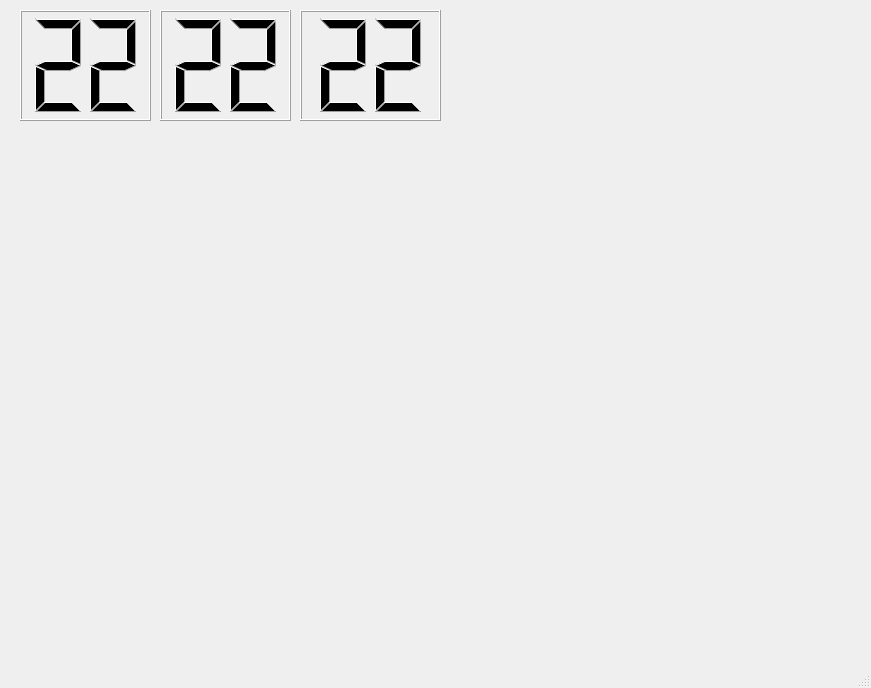
Nathan-lee-8/LabFour, file MultiFunctionalDashboard/mainwindow.ui: the form before one commit.
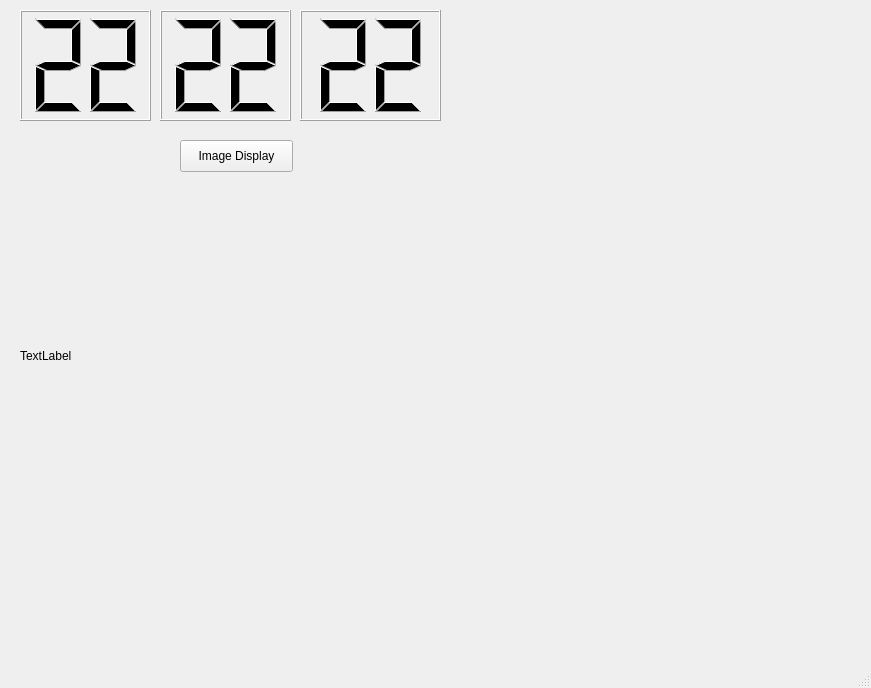
The form after the commit.

```diff
--- a/MultiFunctionalDashboard/mainwindow.ui
+++ b/MultiFunctionalDashboard/mainwindow.ui
@@ -71,6 +71,32 @@
      <number>22</number>
     </property>
    </widget>
+   <widget class="QPushButton" name="imageDisplay">
+    <property name="geometry">
+     <rect>
+      <x>180</x>
+      <y>140</y>
+      <width>113</width>
+      <height>32</height>
+     </rect>
+    </property>
+    <property name="text">
+     <string>Image Display</string>
+    </property>
+   </widget>
+   <widget class="QLabel" name="imageLabel">
+    <property name="geometry">
+     <rect>
+      <x>20</x>
+      <y>170</y>
+      <width>541</width>
+      <height>371</height>
+     </rect>
+    </property>
+    <property name="text">
+     <string>TextLabel</string>
+    </property>
+   </widget>
   </widget>
   <widget class="QMenuBar" name="menubar">
    <property name="geometry">
```
